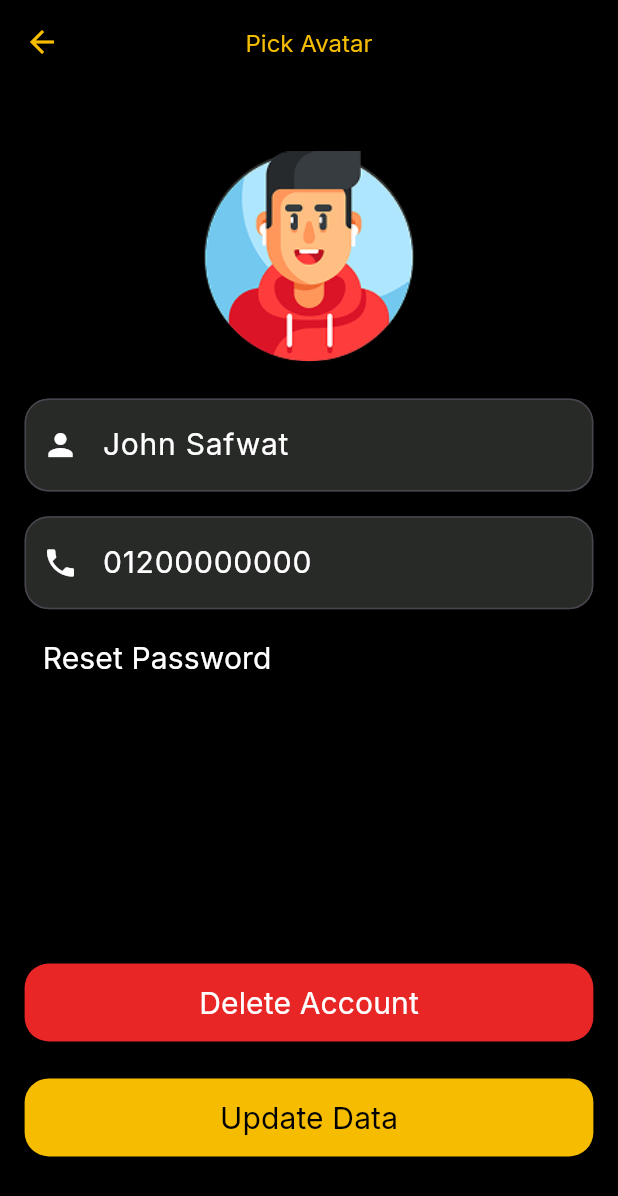
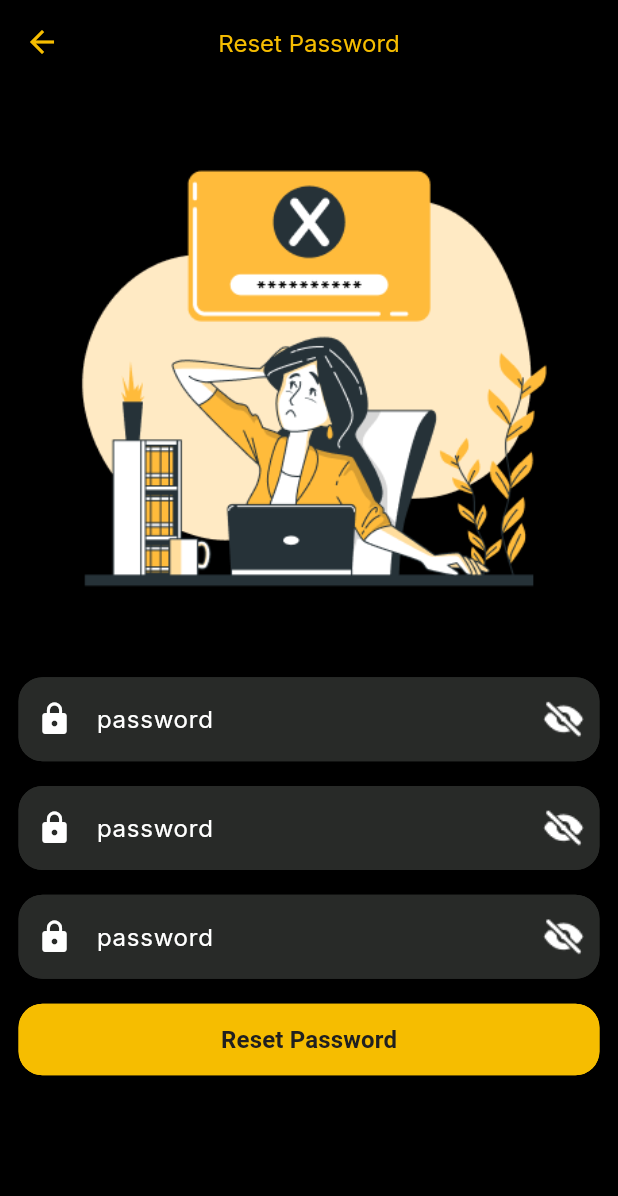
Before and after one commit to Mustafa-Mohamed26/movies, a Flutter app: the screen it shows after launch, on a phone screen of 412 x 824 dp. Shown: the top 1196 px of the screen. Run offline on Flutter 3.47's test engine with Material 3 defaults, Android fonts, the phone set to English and light mode, and no system bars; our stand-ins replace cached_network_image, carousel_slider, flutter_bloc, flutter_switch, google_fonts; missing offline and left inert: colorful_iconify_flutter, iconify_flutter.

Commit message:
feat add reset_password ui

```diff
--- a/lib/main.dart
+++ b/lib/main.dart
@@ -3,6 +3,7 @@ import 'package:flutter/material.dart';
 import 'package:flutter_bloc/flutter_bloc.dart';
 import 'package:movies/bloc/user_cubit/user_cubit.dart';
 import 'package:movies/ui/details/details_screen.dart';
+import 'package:movies/ui/home/profile_tab/reset_password.dart';
 import 'package:movies/ui/on_boarding/first-on-boarding.dart';
 import 'package:movies/ui/on_boarding/on_boarding.dart';
 import 'package:movies/ui/auth/forgot_password_screen.dart';
@@ -35,7 +36,7 @@ class MyApp extends StatelessWidget {
     return MaterialApp(
       debugShowCheckedModeBanner: false,
 
-      initialRoute: AppRoutes.updateProfile,
+      initialRoute: AppRoutes.resetPassword,
       routes: {
         AppRoutes.login: (context) => LoginScreen(),
         AppRoutes.register: (context) => RegisterScreen(),
@@ -49,6 +50,8 @@ class MyApp extends StatelessWidget {
           final movieId = ModalRoute.of(context)!.settings.arguments as int;
           return DetailsScreen(movieId: movieId);
         },
+        AppRoutes.resetPassword: (context) => ResetPassword(),
+
       },
 
       darkTheme: AppTheme.darkTheme,
--- a/lib/ui/auth/login_screen.dart
+++ b/lib/ui/auth/login_screen.dart
@@ -118,7 +118,7 @@ class LoginScreen extends StatelessWidget {
             CustomSwitch(
                 value: true,
                 onToggle: onToggle,
-                activeIcon: Image.asset(AppAssets.amricaFlag),
+                activeIcon: Image.asset(AppAssets.americaFlag),
                 inactiveIcon: Image.asset(AppAssets.egyptFlagIcon)
             )
 
--- /dev/null
+++ b/lib/ui/home/profile_tab/reset_password.dart
@@ -0,0 +1,80 @@
+import 'package:flutter/material.dart';
+import 'package:movies/utils/app_assets.dart';
+import 'package:movies/utils/app_colors.dart';
+import 'package:movies/utils/app_text_style.dart';
+import 'package:movies/widgets/custom_button.dart';
+import 'package:movies/widgets/custom_text_form_field.dart';
+
+class ResetPassword extends StatelessWidget {
+  TextEditingController password=TextEditingController();
+  TextEditingController newPassword=TextEditingController();
+  TextEditingController newPasswordConfirm=TextEditingController();
+
+  ResetPassword({super.key});
+
+  @override
+  Widget build(BuildContext context) {
+    var height=MediaQuery.of(context).size.height;
+    var width=MediaQuery.of(context).size.height;
+    return Scaffold(
+      appBar: AppBar(
+        title: Text('Reset Password'),
+        leading: InkWell(
+          onTap: () {},
+          child: Icon(Icons.arrow_back,color: AppColors.yellow,),
+        ),
+      ),
+
+      body: SingleChildScrollView(
+        child: Padding
+        (
+          padding:  EdgeInsets.symmetric(
+            horizontal: width*0.015
+          ),
+          child: Column(
+            children: [
+             Image.asset(AppAssets.forgotPassword),
+              SizedBox(height: height*0.01,),
+              CustomTextField(
+                cursorColor: AppColors.white,
+                style: AppTextStyle.normal16White,
+                  controller: password,
+                  hintText: 'password',
+                prefixIcon: Icon(Icons.lock,color: AppColors.white,),
+                suffixIcon: Image.asset( AppAssets.eyeOff_Icon,color: AppColors.white,),
+              ),
+              SizedBox(height: height*0.02,),
+              CustomTextField(
+                cursorColor: AppColors.white,
+                style: AppTextStyle.normal16White,
+                controller: newPassword,
+                hintText: 'password',
+                prefixIcon: Icon(Icons.lock,color: AppColors.white,),
+                suffixIcon: Image.asset( AppAssets.eyeOff_Icon,color: AppColors.white,),
+              ),
+              SizedBox(height: height*0.02,),
+              CustomTextField(
+                cursorColor: AppColors.white,
+                style: AppTextStyle.normal16White,
+                controller: newPasswordConfirm,
+                hintText: 'password',
+                prefixIcon: Icon(Icons.lock,color: AppColors.white,),
+                suffixIcon: Image.asset( AppAssets.eyeOff_Icon,color: AppColors.white,),
+              ),
+              SizedBox(height: height*0.02,),
+               SizedBox(
+                 width: double.infinity,
+                 child: CustomButton(
+                     onPressed: (){},
+                     text: 'Reset Password',
+                   textStyle: AppTextStyle.bold16Black,
+                 ),
+               )
+            ],
+
+          ),
+        ),
+      ),
+    );
+  }
+}
--- a/lib/utils/app_assets.dart
+++ b/lib/utils/app_assets.dart
@@ -6,7 +6,7 @@ class AppAssets{
   static const String hiddenIcon = 'assets/images/hiddenIcon.png' ;
   static const String googleIcon = 'assets/images/googleIcon.png' ;
   static const String egyptFlagIcon = 'assets/images/egyptFlag.png' ;
-  static const String amricaFlag = 'assets/images/amricaFlag.png' ;
+  static const String americaFlag = 'assets/images/amricaFlag.png' ;
   static const String eyeOff_Icon = "assets/icons/icon _eye off_.png" ;
   static const String identification_Icon = "assets/icons/icon _Identification_.png" ;
   static const String lock_Icon = "assets/icons/icon _Lock_.png" ;
--- a/lib/utils/app_routes.dart
+++ b/lib/utils/app_routes.dart
@@ -8,4 +8,6 @@ class AppRoutes {
   static const String home = '/home';
   static const String updateProfile = '/update_profile';
   static const String details = '/details';
+  static const String resetPassword = '/reset-pass';
+
 }
```
Also changed, not shown: lib/api/api_manager.dart (+26 -6 lines), lib/bloc/reset_cubit/reset_password_cubit.dart (added, +49 -0 lines), lib/bloc/reset_cubit/reset_password_state.dart (added, +45 -0 lines).
